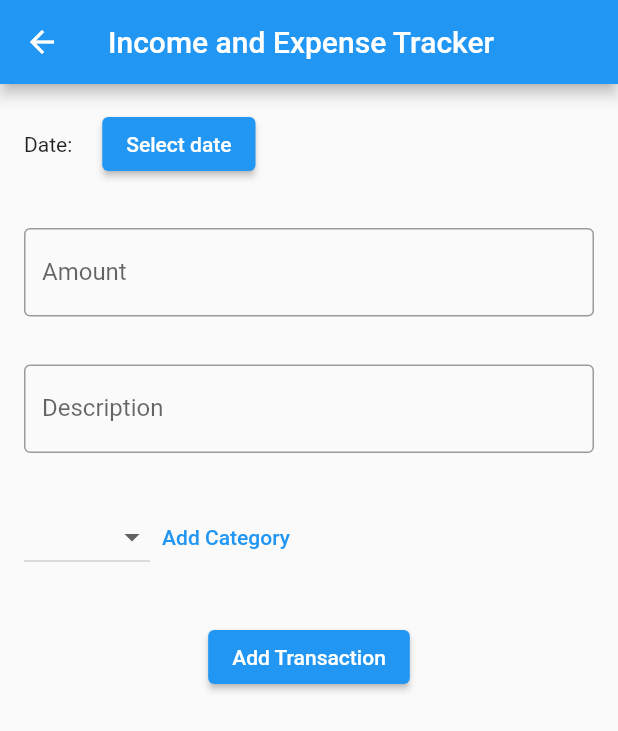
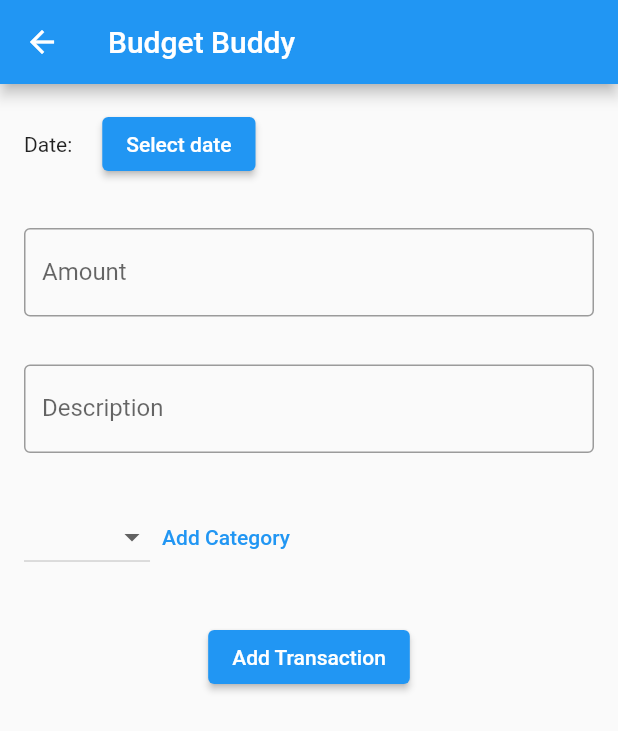
Before and after one commit to AshSteep/Budget-Buddy-, a Flutter app: the UserPage screen opened directly, on a phone screen of 412 x 824 dp. Shown: the top 731 px of the screen. Run offline on Flutter 3.47's test engine with Material 2 defaults, Android fonts, the phone set to English and light mode, and no system bars; our stand-ins replace cloud_firestore, firebase_auth, firebase_core; accounts and stored records are empty.

```diff
--- a/lib/UserPage.dart
+++ b/lib/UserPage.dart
@@ -108,7 +108,7 @@ class _UserPageState extends State<UserPage> {
   Widget build(BuildContext context) {
     return Scaffold(
       appBar: AppBar(
-        title: Text('Income and Expense Tracker'),
+        title: Text('Budget Buddy'),
       ),
       body: Column(
         children: <Widget>[
--- a/pubspec.yaml
+++ b/pubspec.yaml
@@ -39,6 +39,7 @@ dependencies:
   firebase_core: ^2.17.0
   cloud_firestore: ^4.9.3
   firebase_auth: ^4.10.1
+  google_sign_in: ^6.1.5
 
 dev_dependencies:
   flutter_test:
```
Also changed, not shown: pubspec.lock.
